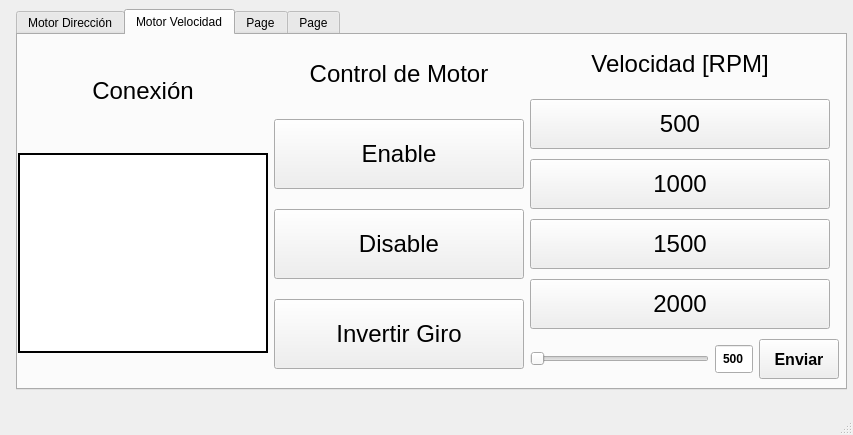
Qt form mainwindow.ui (WenceslaoFB/QT_CAN_MOTOR) before a commit.
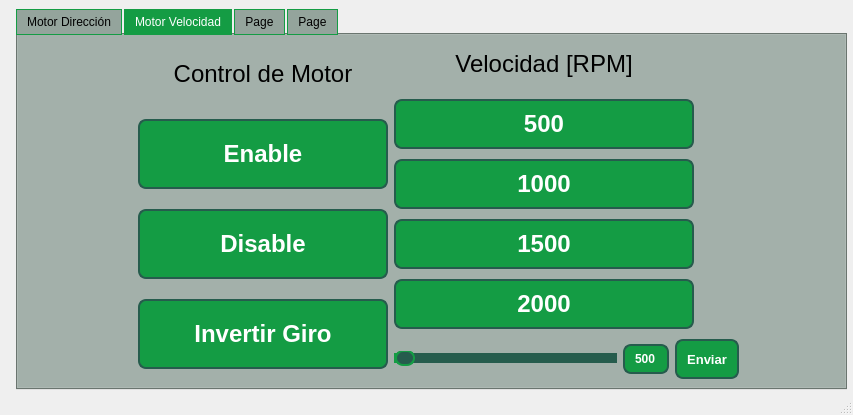
The same form after that commit. The open tabs and pages were chosen to show the change.

Commit message: estoy dejando bonito

Patch:
```diff
--- a/mainwindow.ui
+++ b/mainwindow.ui
@@ -7,7 +7,7 @@
     <x>0</x>
     <y>0</y>
     <width>853</width>
-    <height>435</height>
+    <height>415</height>
    </rect>
   </property>
   <property name="windowTitle">
@@ -39,6 +39,37 @@
       <height>381</height>
      </rect>
     </property>
+    <property name="styleSheet">
+     <string notr="true">QTabWidget {
+    /* Estilo general del TabWidget */
+    background-color: #94a49c;  /* Color de fondo para el área de contenido */
+    border: 5px solid #149c44;  /* Borde alrededor del TabWidget */
+}
+
+QTabBar::tab {
+    /* Estilo para las pestañas */
+    background-color: #94a49c;
+    border: 1px solid #149c44;
+    padding: 5px 10px;  /* Espaciado interno para las pestañas */
+    margin-right: 2px;  /* Espaciado entre las pestañas */
+}
+
+QTabBar::tab:selected {
+    /* Estilo para la pestaña seleccionada */
+    background-color: #149c44;  /* Pestaña seleccionada tiene color más oscuro */
+    color: white;  /* Color del texto de la pestaña seleccionada */
+}
+
+QTabBar::tab:!selected {
+    /* Estilo para pestañas no seleccionadas */
+    color: black;
+}
+
+QTabBar::tab:hover {
+    /* Estilo para pestañas cuando se pasa el ratón por encima */
+    background-color: #94c4a2;  /* Cambio de color al pasar el ratón */
+}</string>
+    </property>
     <property name="currentIndex">
      <number>3</number>
     </property>
@@ -225,62 +256,15 @@
      <widget class="QWidget" name="horizontalLayoutWidget_2">
       <property name="geometry">
        <rect>
-        <x>0</x>
+        <x>120</x>
         <y>0</y>
-        <width>821</width>
+        <width>601</width>
         <height>351</height>
        </rect>
       </property>
       <layout class="QHBoxLayout" name="horizontalLayout_2">
        <item>
-        <layout class="QVBoxLayout" name="verticalLayout_4">
-         <item>
-          <widget class="QLabel" name="label_4">
-           <property name="minimumSize">
-            <size>
-             <width>250</width>
-             <height>0</height>
-            </size>
-           </property>
-           <property name="maximumSize">
-            <size>
-             <width>300</width>
-             <height>50</height>
-            </size>
-           </property>
-           <property name="text">
-            <string>&lt;html&gt;&lt;head/&gt;&lt;body&gt;&lt;p align=&quot;center&quot;&gt;&lt;span style=&quot; font-size:18pt;&quot;&gt;Conexión&lt;/span&gt;&lt;/p&gt;&lt;/body&gt;&lt;/html&gt;</string>
-           </property>
-          </widget>
-         </item>
-         <item>
-          <widget class="QTextEdit" name="text_vel">
-           <property name="maximumSize">
-            <size>
-             <width>250</width>
-             <height>200</height>
-            </size>
-           </property>
-           <property name="font">
-            <font>
-             <pointsize>12</pointsize>
-            </font>
-           </property>
-           <property name="frameShape">
-            <enum>QFrame::Panel</enum>
-           </property>
-           <property name="frameShadow">
-            <enum>QFrame::Plain</enum>
-           </property>
-           <property name="lineWidth">
-            <number>2</number>
-           </property>
-           <property name="readOnly">
-            <bool>true</bool>
-           </property>
-          </widget>
-         </item>
-        </layout>
+        <layout class="QVBoxLayout" name="verticalLayout_4"/>
        </item>
        <item>
         <layout class="QVBoxLayout" name="verticalLayout_5" stretch="0,0,0,0">
@@ -314,8 +298,27 @@
            <property name="font">
             <font>
              <pointsize>18</pointsize>
+             <bold>true</bold>
             </font>
            </property>
+           <property name="styleSheet">
+            <string notr="true">QPushButton {
+    /* Estilo inicial del botón */
+    background-color: #149c44;
+    border: 2px solid #265c4d;
+	color: white;
+    border-radius: 8px;
+    padding: 5px 10px;
+	font-weight: bold;
+}
+
+QPushButton:pressed {
+    /* Estilo del botón cuando está presionado */
+    background-color:  #265c4d;
+    border: 2px solid #265c4d;
+	color: white;
+}</string>
+           </property>
            <property name="text">
             <string>Enable</string>
            </property>
@@ -332,8 +335,27 @@
            <property name="font">
             <font>
              <pointsize>18</pointsize>
+             <bold>true</bold>
             </font>
            </property>
+           <property name="styleSheet">
+            <string notr="true">QPushButton {
+    /* Estilo inicial del botón */
+    background-color: #149c44;
+    border: 2px solid #265c4d;
+	color: white;
+    border-radius: 8px;
+    padding: 5px 10px;
+	font-weight: bold;
+}
+
+QPushButton:pressed {
+    /* Estilo del botón cuando está presionado */
+    background-color:  #265c4d;
+    border: 2px solid #265c4d;
+	color: white;
+}</string>
+           </property>
            <property name="text">
             <string>Disable</string>
            </property>
@@ -350,8 +372,27 @@
            <property name="font">
             <font>
              <pointsize>18</pointsize>
+             <bold>true</bold>
             </font>
            </property>
+           <property name="styleSheet">
+            <string notr="true">QPushButton {
+    /* Estilo inicial del botón */
+    background-color: #149c44;
+    border: 2px solid #265c4d;
+	color: white;
+    border-radius: 8px;
+    padding: 5px 10px;
+	font-weight: bold;
+}
+
+QPushButton:pressed {
+    /* Estilo del botón cuando está presionado */
+    background-color:  #265c4d;
+    border: 2px solid #265c4d;
+	color: white;
+}</string>
+           </property>
            <property name="text">
             <string>Invertir Giro</string>
            </property>
@@ -391,8 +432,27 @@
            <property name="font">
             <font>
              <pointsize>18</pointsize>
+             <bold>true</bold>
             </font>
            </property>
+           <property name="styleSheet">
+            <string notr="true">QPushButton {
+    /* Estilo inicial del botón */
+    background-color: #149c44;
+    border: 2px solid #265c4d;
+	color: white;
+    border-radius: 8px;
+    padding: 5px 10px;
+	font-weight: bold;
+}
+
+QPushButton:pressed {
+    /* Estilo del botón cuando está presionado */
+    background-color:  #265c4d;
+    border: 2px solid #265c4d;
+	color: white;
+}</string>
+           </property>
            <property name="text">
             <string>500</string>
            </property>
@@ -409,8 +469,27 @@
            <property name="font">
             <font>
              <pointsize>18</pointsize>
+             <bold>true</bold>
             </font>
            </property>
+           <property name="styleSheet">
+            <string notr="true">QPushButton {
+    /* Estilo inicial del botón */
+    background-color: #149c44;
+    border: 2px solid #265c4d;
+	color: white;
+    border-radius: 8px;
+    padding: 5px 10px;
+	font-weight: bold;
+}
+
+QPushButton:pressed {
+    /* Estilo del botón cuando está presionado */
+    background-color:  #265c4d;
+    border: 2px solid #265c4d;
+	color: white;
+}</string>
+           </property>
            <property name="text">
             <string>1000</string>
            </property>
@@ -427,8 +506,27 @@
            <property name="font">
             <font>
              <pointsize>18</pointsize>
+             <bold>true</bold>
             </font>
            </property>
+           <property name="styleSheet">
+            <string notr="true">QPushButton {
+    /* Estilo inicial del botón */
+    background-color: #149c44;
+    border: 2px solid #265c4d;
+	color: white;
+    border-radius: 8px;
+    padding: 5px 10px;
+	font-weight: bold;
+}
+
+QPushButton:pressed {
+    /* Estilo del botón cuando está presionado */
+    background-color:  #265c4d;
+    border: 2px solid #265c4d;
+	color: white;
+}</string>
+           </property>
            <property name="text">
             <string>1500</string>
            </property>
@@ -445,8 +543,27 @@
            <property name="font">
             <font>
              <pointsize>18</pointsize>
+             <bold>true</bold>
             </font>
            </property>
+           <property name="styleSheet">
+            <string notr="true">QPushButton {
+    /* Estilo inicial del botón */
+    background-color: #149c44;
+    border: 2px solid #265c4d;
+	color: white;
+    border-radius: 8px;
+    padding: 5px 10px;
+	font-weight: bold;
+}
+
+QPushButton:pressed {
+    /* Estilo del botón cuando está presionado */
+    background-color:  #265c4d;
+    border: 2px solid #265c4d;
+	color: white;
+}</string>
+           </property>
            <property name="text">
             <string>2000</string>
            </property>
@@ -456,6 +573,35 @@
           <layout class="QHBoxLayout" name="horizontalLayout_3">
            <item>
             <widget class="QSlider" name="SLID_RPM">
+             <property name="styleSheet">
+              <string notr="true">QSlider::groove:horizontal {
+    /* Estilo del track del slider */
+    border: 1px solid #265c4d;
+    height: 8px;
+    background: #149c44;
+    border-radius: 4px;
+}
+
+QSlider::handle:horizontal {
+    /* Estilo del handle (parte que se arrastra) */
+    background: #265c4d;
+    border: 2px solid #149c44;
+    width: 16px;
+    height: 16px;
+    border-radius: 8px;
+    margin: -4px 0;  /* Centra el handle en el track */
+}
+
+QSlider::add-page:horizontal {
+    /* Estilo de la parte del track a la derecha del handle */
+    background: #265c4d;
+}
+
+QSlider::sub-page:horizontal {
+    /* Estilo de la parte del track a la izquierda del handle */
+    background: #149c44;
+}</string>
+             </property>
              <property name="minimum">
               <number>500</number>
              </property>
@@ -480,6 +626,18 @@
                <bold>true</bold>
               </font>
              </property>
+             <property name="styleSheet">
+              <string notr="true">QSpinBox {
+    /* Estilo para el QSpinBox cuando es solo lectura */
+    background-color: #149c44;
+    border: 2px solid #265c4d;
+    border-radius: 8px;
+    color: white;
+    padding: 5px;
+    font-weight: bold;
+    text-align: center;
+}</string>
+             </property>
              <property name="alignment">
               <set>Qt::AlignCenter</set>
              </property>
@@ -507,10 +665,28 @@
              </property>
              <property name="font">
               <font>
-               <pointsize>12</pointsize>
+               <pointsize>10</pointsize>
                <bold>true</bold>
               </font>
              </property>
+             <property name="styleSheet">
+              <string notr="true">QPushButton {
+    /* Estilo inicial del botón */
+    background-color: #149c44;
+    border: 2px solid #265c4d;
+	color: white;
+    border-radius: 8px;
+    padding: 5px 10px;
+	font-weight: bold;
+}
+
+QPushButton:pressed {
+    /* Estilo del botón cuando está presionado */
+    background-color:  #265c4d;
+    border: 2px solid #265c4d;
+	color: white;
+}</string>
+             </property>
              <property name="text">
               <string>Enviar</string>
              </property>
```
Left out of the diff: 149 changed lines with no effect on the pictures.
